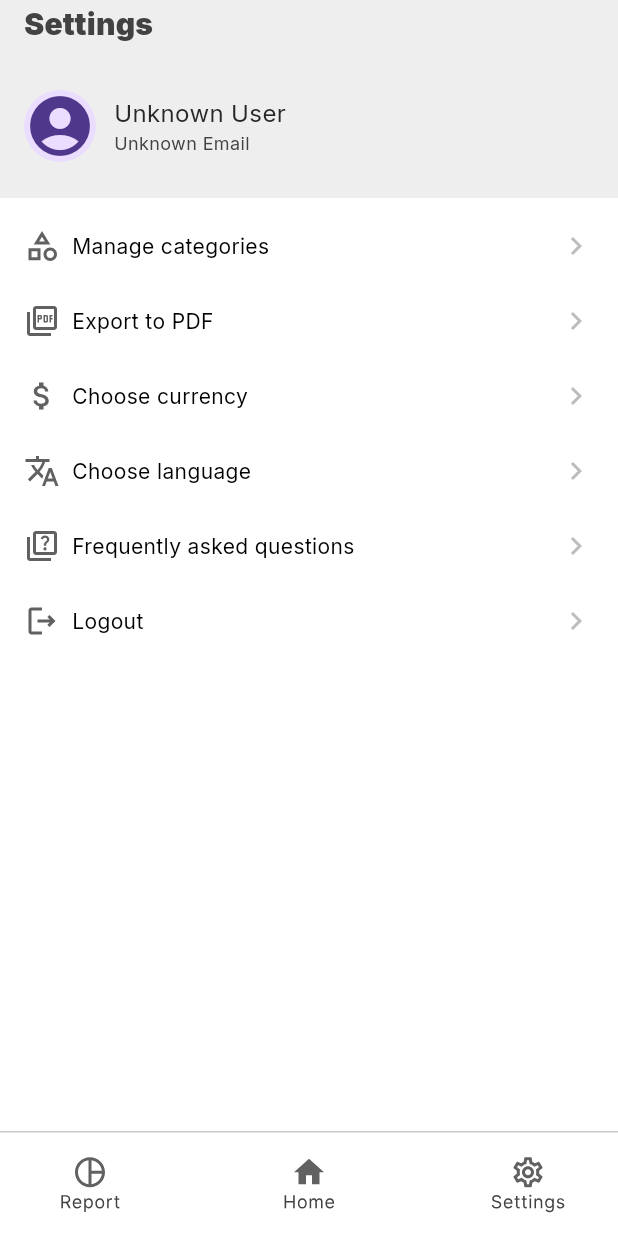
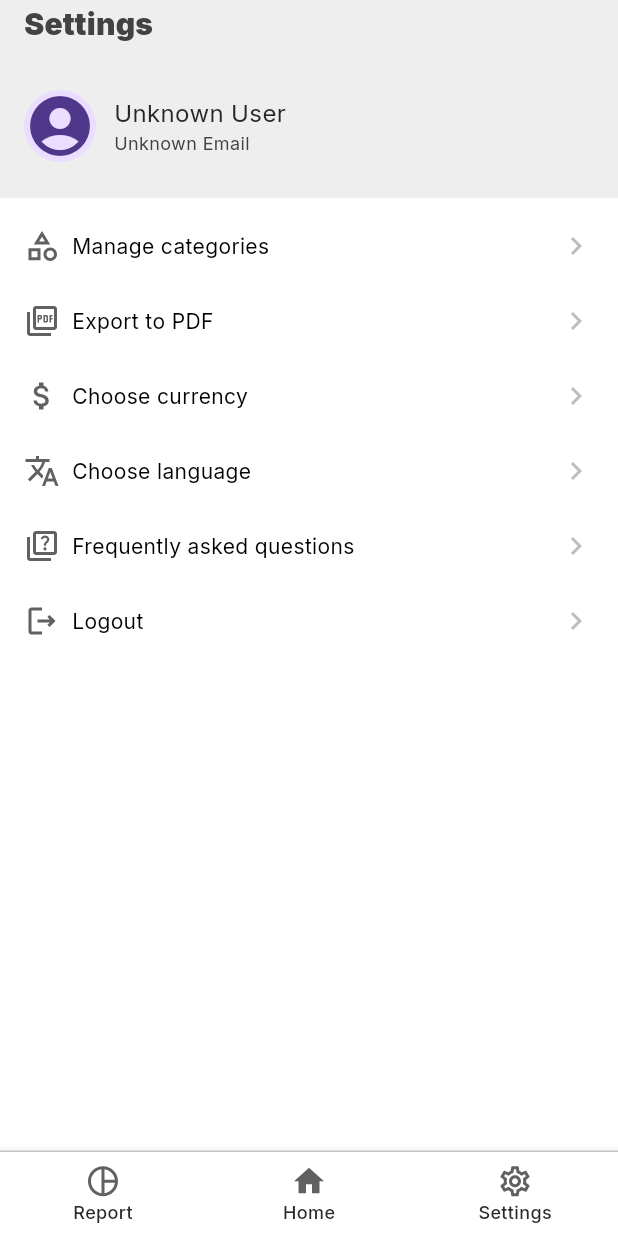
Before and after one commit to aposaitama/kitty, a Flutter app: the SettingsPageScreen screen opened by its route, after a tap on the "account circle" icon, on a phone screen of 412 x 824 dp. Run offline on Flutter 3.47's test engine with Material 3 defaults, Android fonts, the phone set to English and light mode, and no system bars; our stand-ins replace bloc, dotted_border, easy_localization, flutter_bloc, flutter_svg, freezed_annotation and 7 more; accounts and stored records are empty.

Commit message:
update navBar using BottomNavBar

```diff
--- a/lib/main.dart
+++ b/lib/main.dart
@@ -22,6 +22,7 @@ void main() async {
   await Hive.initFlutter();
   Hive.registerAdapter(UserModelAdapter());
   // await Hive.deleteBoxFromDisk('users');
+  // await Hive.deleteBoxFromDisk('auth');
 
   await Hive.openBox<UserModel>('users');
   await Hive.openBox('auth');
--- a/lib/models/user/user.dart
+++ b/lib/models/user/user.dart
@@ -12,10 +12,10 @@ class UserModel {
   @HiveField(1)
   final String password;
 
-  @HiveField(3)
+  @HiveField(2)
   String? email;
 
-  @HiveField(4)
+  @HiveField(3)
   String? icon;
 
   UserModel(
--- a/lib/pages/auth_pages/login_page/login_page.dart
+++ b/lib/pages/auth_pages/login_page/login_page.dart
@@ -106,6 +106,11 @@ class _LoginPageState extends State<LoginPage> {
             BlocListener<AuthCubit, AuthState>(
               listener: (context, state) {
                 if (state == AuthState.authenticated) {
+                  final user = context.read<AuthCubit>().getCurrentUser();
+                  if (user != null) {
+                    print(
+                        'User authenticated: ${user.login}, icon: ${user.icon}');
+                  }
                   context.go('/home');
                 } else if (state == AuthState.unauthenticated) {
                   ScaffoldMessenger.of(context).showSnackBar(
--- a/lib/pages/settings_page/settings_page_screen.dart
+++ b/lib/pages/settings_page/settings_page_screen.dart
@@ -12,31 +12,32 @@ import 'package:kitty/pages/auth_pages/cubit/auth_cubit.dart';
 import 'package:kitty/pages/settings_page/widgets/settings_list_item.dart';
 import 'package:kitty/styles/colors.dart';
 
-class SettingsPageScreen extends StatelessWidget {
+class SettingsPageScreen extends StatefulWidget {
   const SettingsPageScreen({super.key});
 
+  @override
+  State<SettingsPageScreen> createState() => _SettingsPageScreenState();
+}
+
+// String? temporaryIconPath;
+
+class _SettingsPageScreenState extends State<SettingsPageScreen> {
   Future<void> _pickProfileImage(BuildContext context) async {
     final ImagePicker picker = ImagePicker();
     final XFile? pickedFile =
         await picker.pickImage(source: ImageSource.gallery);
 
     if (pickedFile != null) {
-      print(
-          'Image picked: ${pickedFile.path}'); // Лог для перевірки шляху вибраного файлу
-
+      // setState(() {
+      //   temporaryIconPath = pickedFile.path;
+      // });
       final user = context.read<AuthCubit>().getCurrentUser();
-
       if (user != null) {
         user.icon = pickedFile.path;
 
-        print(
-            'Updating user with new icon: ${pickedFile.path}'); // Лог перед оновленням
+        // Оновлення користувача в Hive
         context.read<AuthCubit>().updateUser(user);
-      } else {
-        print('No user found to update icon'); // Лог, якщо користувач відсутній
       }
-    } else {
-      print('No image picked'); // Лог, якщо користувач не вибрав зображення
     }
   }
 
--- a/lib/widgets/bottom_navigation.dart
+++ b/lib/widgets/bottom_navigation.dart
@@ -4,6 +4,7 @@ import 'package:go_router/go_router.dart';
 
 import 'package:flutter_bloc/flutter_bloc.dart';
 import 'package:kitty/route/cubit/navigation_cubit.dart';
+import 'package:kitty/styles/colors.dart';
 
 class CustomButtomNavigationBar extends StatefulWidget {
   const CustomButtomNavigationBar({super.key});
@@ -19,66 +20,99 @@ class _CustomButtomNavigationBarState extends State<CustomButtomNavigationBar> {
     return BlocBuilder<NavigationCubit, String>(
       builder: (context, currentRoute) {
         return Container(
-          height: 70,
           decoration: const BoxDecoration(
-              color: Colors.white,
             border: Border(
               top: BorderSide(
                 color: Color.fromARGB(255, 202, 202, 202),
                 width: 1.0,
               ),
-              )),
-          child: Padding(
-            padding: const EdgeInsets.symmetric(
-              horizontal: 28.0,
             ),
-            child: Row(
-              mainAxisAlignment: MainAxisAlignment.spaceBetween,
-              children: [
-                _buildNavItem(
-                  context,
+          ),
+          child: BottomNavigationBar(
+            type: BottomNavigationBarType.fixed,
+            selectedItemColor: AppColors.introMainText,
+            unselectedItemColor: AppColors.introMainText,
+            backgroundColor: Colors.white,
+            unselectedLabelStyle: const TextStyle(
+              color: AppColors.introMainText,
+              fontFamily: 'Inter',
+              fontSize: 12.0,
+              fontWeight: FontWeight.w500,
+            ),
+            selectedLabelStyle: const TextStyle(
+              color: AppColors.introMainText,
+              fontFamily: 'Inter',
+              fontSize: 12.0,
+              fontWeight: FontWeight.w500,
+            ),
+            currentIndex: _getSelectedIndex(currentRoute),
+            onTap: (index) {
+              String routeName = _getRouteByIndex(index);
+              context.read<NavigationCubit>().updateRoute(routeName);
+              GoRouter.of(context).go(routeName);
+            },
+            items: [
+              BottomNavigationBarItem(
+                icon: _buildSvgIcon(
                     currentRoute,
+                    '/report',
                     'assets/icons/Category name=Report, Status=inactive.svg',
-                  'assets/icons/Category name=Report, Status=active.svg',
-                  '/report',
+                    'assets/icons/Category name=Report, Status=active.svg'),
+                label: 'Report',
               ),
-                _buildNavItem(
-                  context,
+              BottomNavigationBarItem(
+                icon: _buildSvgIcon(
                     currentRoute,
+                    '/home',
                     'assets/icons/Category name=Home, Status=inactive.svg',
-                  'assets/icons/Category name=Home, Status=active.svg',
-                  '/home',
+                    'assets/icons/Category name=Home, Status=active.svg'),
+                label: 'Home',
               ),
-                _buildNavItem(
-                  context,
+              BottomNavigationBarItem(
+                icon: _buildSvgIcon(
                     currentRoute,
+                    '/settings',
                     'assets/icons/Category name=Settings, Status=inactive.svg',
-                  'assets/icons/Category name=Settings, Status=active.svg',
-                  '/settings',
+                    'assets/icons/Category name=Settings, Status=active.svg'),
+                label: 'Settings',
               ),
             ],
-            ),
           ),
         );
       },
     );
   }
 
-  Widget _buildNavItem(
-    BuildContext context,
-    String currentRoute,
-    String path,
-    String selectedPath,
-    String routeName,
-  ) {
-    return GestureDetector(
-      onTap: () {
-        context.read<NavigationCubit>().updateRoute(routeName);
-        GoRouter.of(context).go(routeName);
-      },
-      child: SvgPicture.asset(
-        currentRoute == routeName ? selectedPath : path,
-      ),
+  int _getSelectedIndex(String currentRoute) {
+    switch (currentRoute) {
+      case '/report':
+        return 0;
+      case '/home':
+        return 1;
+      case '/settings':
+        return 2;
+      default:
+        return 0;
+    }
+  }
+
+  String _getRouteByIndex(int index) {
+    switch (index) {
+      case 0:
+        return '/report';
+      case 1:
+        return '/home';
+      case 2:
+        return '/settings';
+      default:
+        return '/home';
+    }
+  }
+
+  Widget _buildSvgIcon(String currentRoute, String routeName,
+      String inactivePath, String activePath) {
+    return SvgPicture.asset(
+      currentRoute == routeName ? activePath : inactivePath,
     );
   }
 }
```
Also changed, not shown: lib/pages/auth_pages/cubit/auth_cubit.dart (+29 -6 lines), lib/pages/home_page/home_page_screen.dart (+17 -7 lines), assets/icons/Category name=Home, Status=active.svg, assets/icons/Category name=Home, Status=inactive.svg, assets/icons/Category name=Report, Status=active.svg, assets/icons/Category name=Report, Status=inactive.svg, assets/icons/Category name=Settings, Status=active.svg, assets/icons/Category name=Settings, Status=inactive.svg, lib/models/user/user.g.dart. Lines whose indentation alone changed are shown as unchanged.
